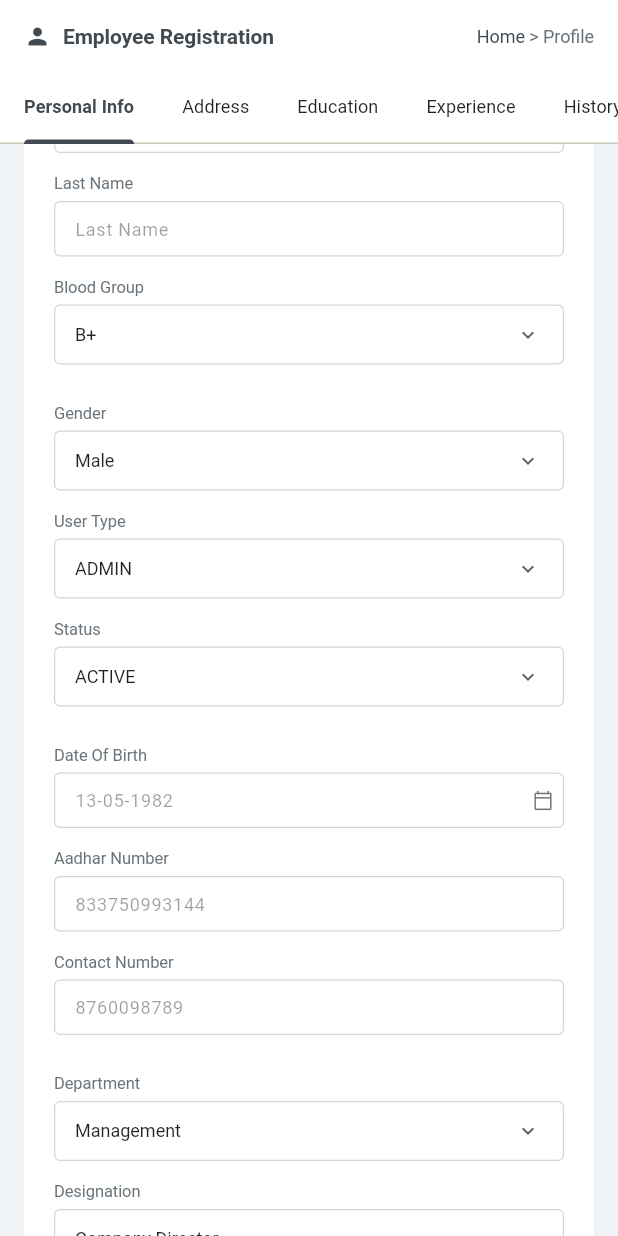
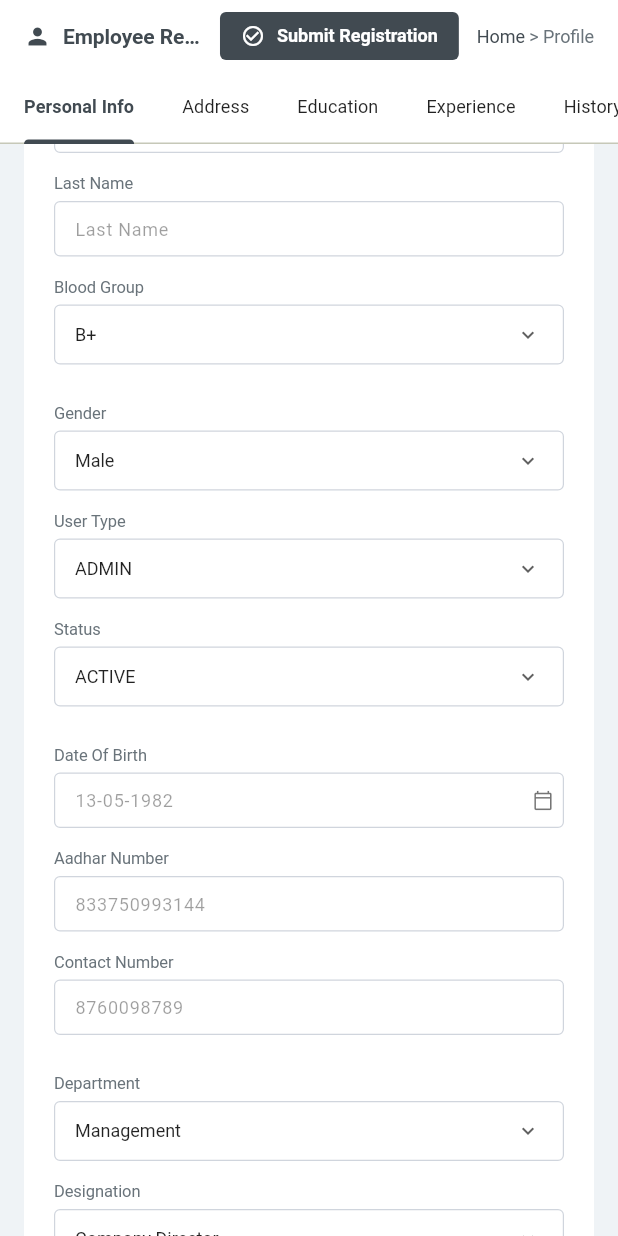
Before and after one commit to Ariyavasanth/i_green-App, a Flutter app: the EmployeeRegistrationPage screen opened directly with empty values, scrolled down 576 dp, on a phone screen of 412 x 824 dp. Run offline on Flutter 3.47's test engine with Material 3 defaults, Android fonts, the phone set to English and light mode, and no system bars; our stand-ins replace cloud_firestore, file_picker, firebase_core, fl_chart, flutter_riverpod, flutter_tts and 6 more; missing offline and left inert: desktop_drop, flutter_sound, flutter_webrtc; accounts and stored records are empty.

Commit message:
feat: implement employee management UI and integrate Firebase repository with url_launcher support

```diff
--- a/lib/features/employee/presentation/employee_registration_page.dart
+++ b/lib/features/employee/presentation/employee_registration_page.dart
@@ -292,7 +292,19 @@ class _EmployeeRegistrationPageState
   }
 
   Future<void> _submitForm(RegistrationLink link) async {
+    if (_firstNameController.text.trim().isEmpty) {
+      _tabController.animateTo(0);
+      ScaffoldMessenger.of(context).showSnackBar(
+        const SnackBar(
+          content: Text('Please enter First Name under Personal Info tab.'),
+          backgroundColor: Colors.orange,
+        ),
+      );
+      return;
+    }
+
     if (!_formKey.currentState!.validate()) {
+      _tabController.animateTo(0);
       ScaffoldMessenger.of(context).showSnackBar(
         const SnackBar(
           content: Text('Please fill mandatory fields marked with *'),
@@ -433,8 +445,11 @@ class _EmployeeRegistrationPageState
       body: SafeArea(
         child: Column(
           children: [
-            // Top App Bar
-            _buildTopNavBar(),
+            // Top App Bar with persistent submit action
+            linkAsync.maybeWhen(
+              data: (link) => _buildTopNavBar(link),
+              orElse: () => _buildTopNavBar(null),
+            ),
             // Scrollable Tab Bar
             _buildTabBar(),
             // Main Content Area
@@ -499,7 +514,7 @@ class _EmployeeRegistrationPageState
     );
   }
 
-  Widget _buildTopNavBar() {
+  Widget _buildTopNavBar(RegistrationLink? link) {
     final name = '${_firstNameController.text} ${_lastNameController.text}'.trim();
     return Container(
       height: 48,
@@ -529,18 +544,43 @@ class _EmployeeRegistrationPageState
             ),
           ),
           const SizedBox(width: 8),
-          const Row(
+          Row(
             mainAxisSize: MainAxisSize.min,
             children: [
-              Text(
+              if (link != null && link.linkStatus != 'Completed' && _submittedEmployee == null)
+                Padding(
+                  padding: const EdgeInsets.only(right: 12),
+                  child: ElevatedButton.icon(
+                    style: ElevatedButton.styleFrom(
+                      backgroundColor: AppColors.active,
+                      foregroundColor: Colors.white,
+                      padding: const EdgeInsets.symmetric(horizontal: 14, vertical: 8),
+                      minimumSize: const Size(0, 32),
+                      shape: RoundedRectangleBorder(borderRadius: BorderRadius.circular(4)),
+                    ),
+                    onPressed: _isSubmitting ? null : () => _submitForm(link),
+                    icon: _isSubmitting
+                        ? const SizedBox(
+                            width: 14,
+                            height: 14,
+                            child: CircularProgressIndicator(strokeWidth: 2, color: Colors.white),
+                          )
+                        : const Icon(Icons.check_circle_outline, size: 16),
+                    label: Text(
+                      _isSubmitting ? 'Submitting...' : 'Submit Registration',
+                      style: const TextStyle(fontSize: 12, fontWeight: FontWeight.bold),
+                    ),
+                  ),
+                ),
+              const Text(
                 'Home',
                 style: TextStyle(fontSize: 12, color: AppColors.active),
               ),
-              Text(
+              const Text(
                 ' > ',
                 style: TextStyle(fontSize: 12, color: AppColors.textSecondary),
               ),
-              Text(
+              const Text(
                 'Profile',
                 style: TextStyle(fontSize: 12, color: AppColors.textSecondary),
               ),
@@ -1860,7 +1900,7 @@ class _EmployeeRegistrationPageState
         ),
         const SizedBox(height: 4),
         DropdownButtonFormField<String>(
-          value: items.contains(value) ? value : items.first,
+          initialValue: items.contains(value) ? value : items.first,
           onChanged: onChanged,
           style: const TextStyle(fontSize: 12, color: Colors.black87),
           icon: const Icon(Icons.keyboard_arrow_down, size: 16),
@@ -1916,7 +1956,7 @@ class _EmployeeRegistrationPageState
         decoration: BoxDecoration(
           color: Colors.white,
           borderRadius: BorderRadius.circular(8),
-          border: Border.all(color: color.withOpacity(0.3)),
+          border: Border.all(color: color.withValues(alpha: 0.3)),
           boxShadow: const [
             BoxShadow(color: Colors.black12, blurRadius: 8, offset: Offset(0, 2)),
           ],
--- a/pubspec.yaml
+++ b/pubspec.yaml
@@ -52,6 +52,7 @@ dependencies:
   web_socket_channel: ^3.0.3
   flutter_sound: ^9.30.0
   permission_handler: ^12.0.3
+  url_launcher: ^6.3.0
 
 dev_dependencies:
   flutter_test:
```
Also changed, not shown: lib/features/employee/data/firebase_employee_repository.dart (+55 -5 lines), lib/features/employee/domain/registration_link.dart (+17 -1 lines), lib/features/employee/presentation/dialogs/add_employee_link_dialog.dart (+58 -12 lines), lib/features/employee/presentation/dialogs/employee_form_dialog.dart (+27 -4 lines), pubspec.lock, 5 other files.
